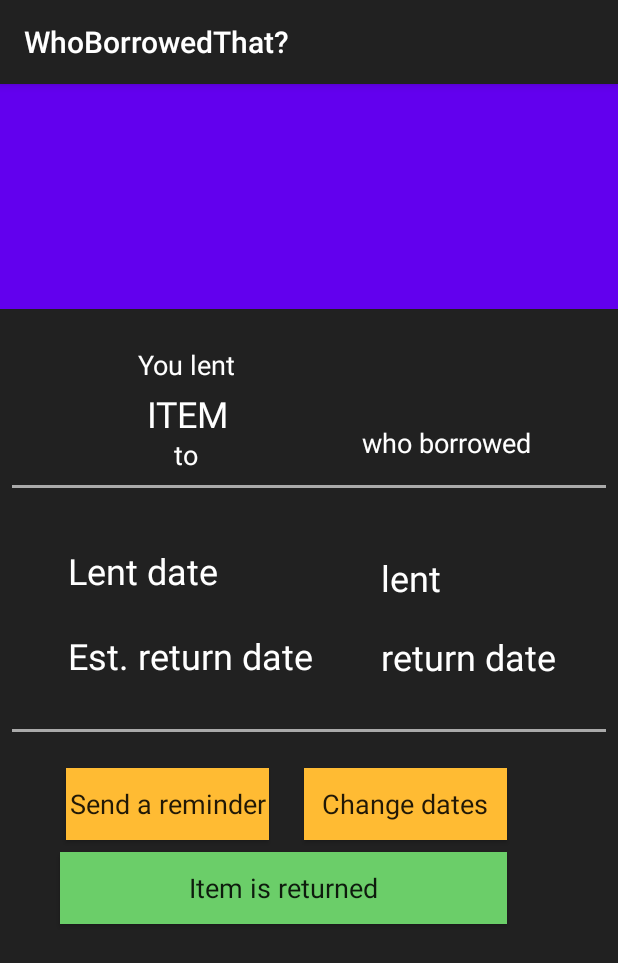
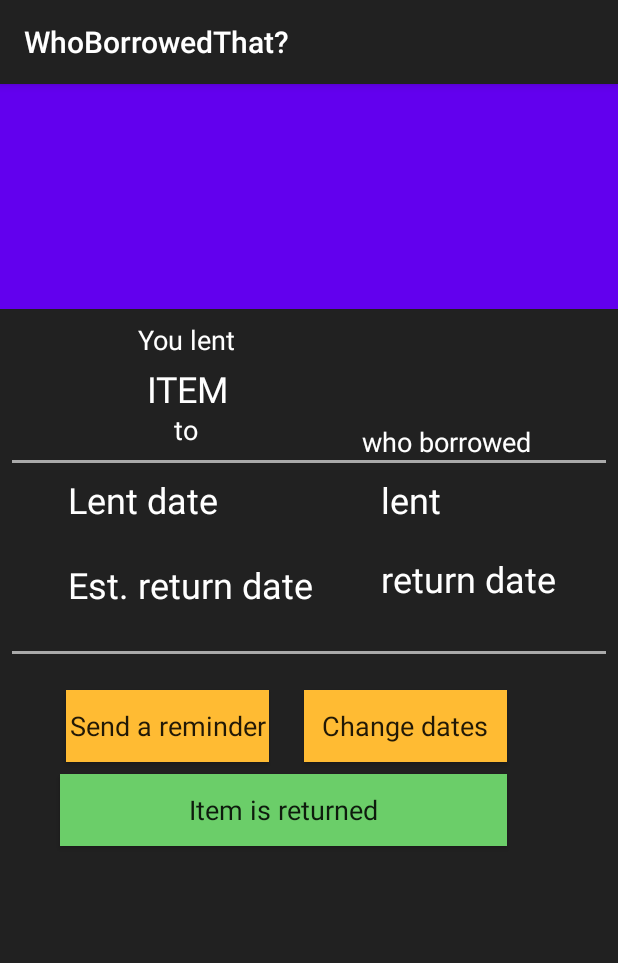
Before and after one commit to mateusz-szczesny/18_X1-WhoBorrowedThat, an Android app: the LentStuffDetailActivity screen opened directly, with no data from a screen before it, on a phone screen of 412 x 824 dp. Shown: the top 963 px of the screen. Run offline under Robolectric (Android 15) with nearby library versions, the phone set to English and light mode, and no system bars; Roboto replaces fonts that are not available here; 2 statements that could not run were skipped.

Commit message:
layout fix

```diff
--- a/app/src/main/res/layout/activity_lent_stuff_detail.xml
+++ b/app/src/main/res/layout/activity_lent_stuff_detail.xml
@@ -11,37 +11,31 @@
         android:id="@+id/borrowDateString"
         android:layout_width="wrap_content"
         android:layout_height="wrap_content"
+        android:layout_marginEnd="8dp"
         android:layout_marginStart="8dp"
         android:layout_marginTop="8dp"
-        android:layout_marginEnd="8dp"
-        android:layout_marginBottom="8dp"
         android:text="@string/lent_date"
         android:textColor="@android:color/white"
         android:textSize="24sp"
-        app:layout_constraintBottom_toBottomOf="parent"
         app:layout_constraintEnd_toEndOf="parent"
         app:layout_constraintHorizontal_bias="0.127"
         app:layout_constraintStart_toStartOf="parent"
-        app:layout_constraintTop_toBottomOf="@+id/view"
-        app:layout_constraintVertical_bias="0.068" />
+        app:layout_constraintTop_toBottomOf="@+id/view" />
 
     <TextView
         android:id="@+id/borrowDate"
         android:layout_width="125dp"
         android:layout_height="wrap_content"
+        android:layout_marginEnd="8dp"
         android:layout_marginStart="8dp"
         android:layout_marginTop="8dp"
-        android:layout_marginEnd="8dp"
-        android:layout_marginBottom="8dp"
         android:text="@string/lent_lower"
         android:textColor="@android:color/white"
         android:textSize="24sp"
-        app:layout_constraintBottom_toBottomOf="parent"
         app:layout_constraintEnd_toEndOf="parent"
         app:layout_constraintHorizontal_bias="0.91"
         app:layout_constraintStart_toStartOf="parent"
-        app:layout_constraintTop_toBottomOf="@+id/view"
-        app:layout_constraintVertical_bias="0.078" />
+        app:layout_constraintTop_toBottomOf="@+id/view" />
 
     <TextView
         android:id="@+id/returnDate"
@@ -121,20 +115,17 @@
         android:id="@+id/textView3"
         android:layout_width="wrap_content"
         android:layout_height="wrap_content"
+        android:layout_marginEnd="8dp"
         android:layout_marginStart="8dp"
+
         android:layout_marginTop="8dp"
-
-    android:layout_marginEnd="8dp"
-    android:layout_marginBottom="8dp"
         android:text="@string/you_lent"
         android:textColor="@android:color/white"
         android:textSize="18sp"
-    app:layout_constraintBottom_toBottomOf="parent"
         app:layout_constraintEnd_toEndOf="parent"
         app:layout_constraintHorizontal_bias="0.254"
         app:layout_constraintStart_toStartOf="parent"
-    app:layout_constraintTop_toBottomOf="@+id/imageView"
-    app:layout_constraintVertical_bias="0.029" />
+        app:layout_constraintTop_toBottomOf="@+id/imageView" />
 
     <View
         android:id="@+id/view"
```
Lines whose indentation alone changed are shown as unchanged.
